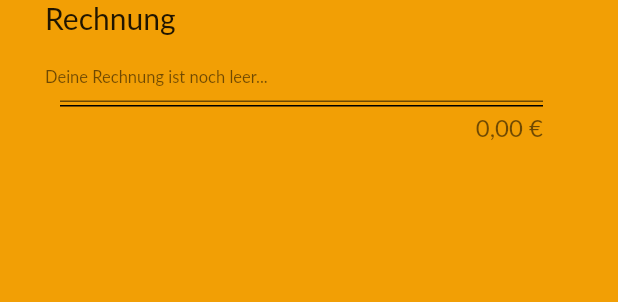
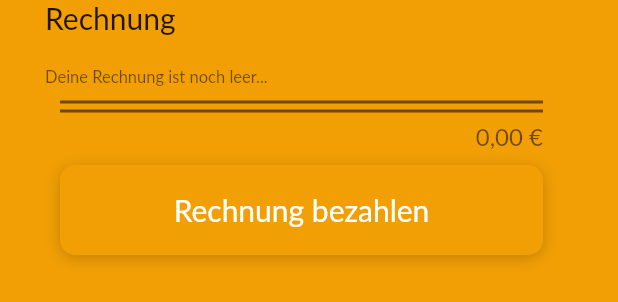
Before and after one commit to TimBayer123/GastroMeUI, a Flutter app: the BillOverview widget shown alone on an empty page, opened directly, on a phone screen of 412 x 824 dp. Shown: the top 302 px of the screen. Run offline on Flutter 3.47's test engine with Material 2 defaults, Android fonts, the phone set to English and light mode, and no system bars; our stand-ins replace font_awesome_flutter, geolocator, google_maps_flutter, keyboard_actions, permission_handler, progress_indicators; missing offline and left inert: mailer, qr_code_scanner.

Commit message:
Rechnung-Seite angepass
- Rechnung kann bezahlt werden
- Optische Anpassungen
- Mail an restaurant, dass rechnung bezahlt

```diff
--- a/lib/entities/Rechnung.dart
+++ b/lib/entities/Rechnung.dart
@@ -6,8 +6,9 @@ class Rechnung{
   List<Speise> speisen;
   List<Getraenk> getraenke;
   DateTime timestamp;
+  bool billPayed;
 
-  Rechnung({this.id, this.speisen, this.getraenke, this.timestamp});
+  Rechnung({this.id, this.speisen, this.getraenke, this.timestamp, this.billPayed});
 
   factory Rechnung.fromJson(Map<String, dynamic> json){
     var speisenJson = json['speisen'] as List;
@@ -19,6 +20,7 @@ class Rechnung{
       timestamp: DateTime.parse(json['timestamp']),
       speisen: _speisen,
       getraenke: _getraenke,
+      billPayed: json['billPayed'],
     );
   }
 
--- a/lib/pages/BillOverview.dart
+++ b/lib/pages/BillOverview.dart
@@ -2,14 +2,14 @@ import 'dart:convert';
 
 import 'package:flutter/cupertino.dart';
 import 'package:flutter/material.dart';
-import 'package:gastrome/entities/Getraenk.dart';
 import 'package:gastrome/entities/Rechnung.dart';
-import 'package:gastrome/entities/Restaurant.dart';
-import 'package:gastrome/entities/Speise.dart';
 import 'package:gastrome/entities/SpeisekartenItem.dart';
 import 'package:gastrome/settings/globals.dart';
+import 'package:gastrome/widgets/FullWidthButton.dart';
+import 'package:mailer/mailer.dart';
 import 'package:progress_indicators/progress_indicators.dart';
 import 'package:http/http.dart' as http;
+import 'package:mailer/smtp_server/gmail.dart';
 
 class BillOverview extends StatefulWidget {
   @override
@@ -26,7 +26,6 @@ class _BillOverviewState extends State<BillOverview> with SingleTickerProviderSt
     loadRechnung();
     controller = AnimationController(
         duration: const Duration(milliseconds: 2000), vsync: this);
-
     controller.repeat(reverse: true);
     super.initState();
   }
@@ -67,7 +66,7 @@ class _BillOverviewState extends State<BillOverview> with SingleTickerProviderSt
                                 mainAxisAlignment: MainAxisAlignment.spaceBetween,
                                 children: <Widget>[
                                   Text(item.name, style: Theme.of(context).textTheme.bodyText1,),
-                                  Text(item.preis.toStringAsFixed(2).replaceAll(".", ","), style: Theme.of(context).textTheme.bodyText1,),
+                                  Text(item.preis.toStringAsFixed(2).replaceAll(".", ",") + " €", style: Theme.of(context).textTheme.bodyText1,),
                                 ],
                               );
                             },
@@ -104,7 +103,7 @@ class _BillOverviewState extends State<BillOverview> with SingleTickerProviderSt
                   children: <Widget>[
                     SizedBox(height: 10,),
                     SizedBox(
-                      height: 1,
+                      height: 2,
                       width: double.infinity,
                       child: DecoratedBox(
                         decoration: BoxDecoration(
@@ -112,23 +111,27 @@ class _BillOverviewState extends State<BillOverview> with SingleTickerProviderSt
                         ),
                       ),
                     ),
-                    SizedBox(height: 2,),
+                    SizedBox(height: 4,),
                     SizedBox(
-                      height: 1,
+                      height: 2,
                       width: double.infinity,
                       child: DecoratedBox(
                         decoration: BoxDecoration(
-                          color: Colors.black,
+                          color: Colors.black54,
                         ),
                       ),
                     ),
-                    SizedBox(height: 4,),
+                    SizedBox(height: 6,),
                     Row(
                       mainAxisAlignment: MainAxisAlignment.end,
                       children: <Widget>[
                         Text(sum.toStringAsFixed(2).replaceAll(".", ",") + " €", style: Theme.of(context).textTheme.headline4,)
                       ],
                     ),
+                    SizedBox(height: 10,),
+                    FullWidthButton(buttonText: "Rechnung bezahlen", function: () => {
+                      payBill()
+                    }),
                   ],
                 ),
               )
@@ -138,6 +141,9 @@ class _BillOverviewState extends State<BillOverview> with SingleTickerProviderSt
   }
 
   Future<void> loadRechnung() async {
+    setState(() {
+      sum = 0;
+    });
     futureRechnung = fetchRechnung();
     var _sum = (await futureRechnung).sum();
     setState(() {
@@ -158,4 +164,39 @@ class _BillOverviewState extends State<BillOverview> with SingleTickerProviderSt
     }
   }
 
+  void payBill() async {
+    var response = await http.patch(gastroMeApiUrl + '/rechnung/' + rechnungGlobal.id + '/pay',
+      headers: { gastroMeApiAuthTokenName: gastroMeApiAuthTokenValue });
+
+    if(response.statusCode == 200){
+      Rechnung rechnung = Rechnung.fromJson(json.decode(utf8.decode(response.bodyBytes)));
+      sendMailBillPayed();
+      loadRechnung();
+      print("Rechnung bezahlt: " + rechnung.billPayed.toString());
+    } else {
+      //TODO Handle Error
+    }
+  }
+
+  void sendMailBillPayed() async {
+    String subject = 'Rechnung von Tisch: ' + tischId + " bezahlt!";
+    final smtpServer = gmail(EmailUsername, EmailPassword);
+
+    final body = Message()
+      ..from = Address(EmailUsername, 'Waiter Tim')
+      ..recipients.add(restaurant.email)
+      ..subject = subject
+      ..html = "<h1>Rechnung bezahlt</h1>\n<p>Tisch Nr: "+tischId+"</p>";
+
+    try {
+      final sendReport = await send(body, smtpServer);
+      print('Message sent: ' + sendReport.toString());
+    } on MailerException catch (e) {
+      print('Message not sent.');
+      for (var p in e.problems) {
+        print('Problem: ${p.code}: ${p.msg}');
+      }
+    }
+  }
+
 }
```
